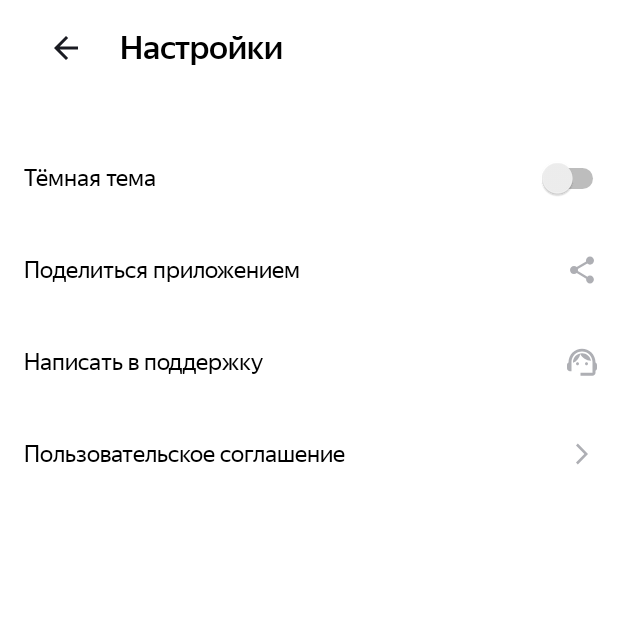
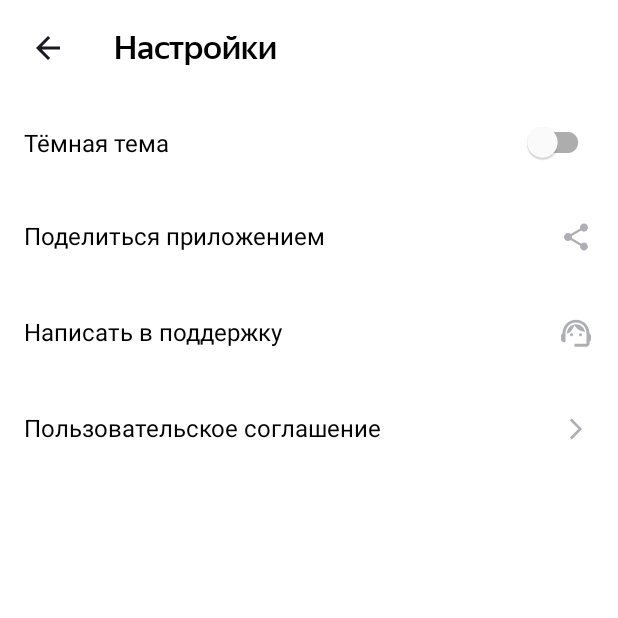
Before and after one commit to arrsamarina/Playlist_Maker, an Android app: the SettingsActivity screen opened directly, with no data from a screen before it, on a phone screen of 412 x 824 dp, the top half of it. Run offline under Robolectric (Android 15) with nearby library versions, the phone set to English and light mode, and no system bars.

```diff
--- a/app/src/main/java/com/practicum/playlist_maker/MainActivity.kt
+++ b/app/src/main/java/com/practicum/playlist_maker/MainActivity.kt
@@ -4,6 +4,7 @@ import android.content.Intent
 import androidx.appcompat.app.AppCompatActivity
 import android.os.Bundle
 import android.widget.Button
+
 class MainActivity : AppCompatActivity() {
     override fun onCreate(savedInstanceState: Bundle?) {
         super.onCreate(savedInstanceState)
--- a/app/src/main/java/com/practicum/playlist_maker/SettingsActivity.kt
+++ b/app/src/main/java/com/practicum/playlist_maker/SettingsActivity.kt
@@ -1,46 +1,42 @@
 package com.practicum.playlist_maker
-
 import android.content.Intent
 import android.net.Uri
 import androidx.appcompat.app.AppCompatActivity
 import android.os.Bundle
-import android.util.Log
-import android.widget.Button
-import android.widget.ImageButton
-import android.widget.LinearLayout
-import android.widget.Switch
+import android.widget.Toast
+import com.google.android.material.textview.MaterialTextView
 
 class SettingsActivity : AppCompatActivity() {
-    private lateinit var switchTheme:Switch
 
     override fun onCreate(savedInstanceState: Bundle?) {
         super.onCreate(savedInstanceState)
         setContentView(R.layout.activity_settings)
 
-        val backButton = findViewById<ImageButton>(R.id.back)
-        backButton.setOnClickListener {
+        val toolbar = findViewById<androidx.appcompat.widget.Toolbar>(R.id.toolbarSettings)
+        toolbar.setNavigationOnClickListener {
             val backIntent = Intent(this, MainActivity::class.java)
             startActivity(backIntent)
         }
 
-        val buttonShare = findViewById<LinearLayout>(R.id.buttonShare)
+        val buttonShare = findViewById<MaterialTextView>(R.id.buttonShare)
         buttonShare.setOnClickListener {
             val message = getString(R.string.share_message)
-            val shareIntent = Intent(Intent.ACTION_SENDTO).apply{
+            val shareIntent = Intent(Intent.ACTION_SEND).apply {
                 type = "text/plain"
                 putExtra(Intent.EXTRA_TEXT, message)
             }
             startActivity(Intent.createChooser(shareIntent, getString(R.string.share_via)))
         }
 
-        val buttonSupport = findViewById<LinearLayout>(R.id.buttonSupport)
+        val buttonSupport = findViewById<MaterialTextView>(R.id.buttonSupport)
         buttonSupport.setOnClickListener {
-            val recipient = getString(R.string.email_recipient) // Замените на ваш адрес электронной почты
+            val recipient = getString(R.string.email_recipient)
             val subject =getString(R.string.message_to_developers)
             val body = getString(R.string.thank_to_developers)
 
             val emailIntent = Intent(Intent.ACTION_SENDTO).apply {
-                data = Uri.parse("mailto:$recipient")
+                data = Uri.parse("mailto:")
+                putExtra(Intent.EXTRA_EMAIL, arrayOf(recipient))
                 putExtra(Intent.EXTRA_SUBJECT, subject)
                 putExtra(Intent.EXTRA_TEXT, body)
             }
@@ -48,10 +44,11 @@ class SettingsActivity : AppCompatActivity() {
             if (emailIntent.resolveActivity(packageManager) != null) {
                 startActivity(emailIntent)
             } else {
-                Log.e(getString(R.string.activity_settings_name), getString(R.string.no_email_client_found))
+                Toast.makeText(this, getString(R.string.no_email_client_found), Toast.LENGTH_LONG).show()
             }
         }
-        val buttonTerms = findViewById<LinearLayout>(R.id.buttonTerms)
+
+        val buttonTerms = findViewById<MaterialTextView>(R.id.buttonTerms)
         buttonTerms.setOnClickListener {
             val termsUrl = getString(R.string.terms_url)
             val browserIntent = Intent(Intent.ACTION_VIEW, Uri.parse(termsUrl))
--- /dev/null
+++ b/app/src/main/res/drawable-night/ic_rounded_background.xml
@@ -0,0 +1,5 @@
+<?xml version="1.0" encoding="utf-8"?>
+<shape xmlns:android="http://schemas.android.com/apk/res/android">
+    <solid android:color="@color/white" />
+    <corners android:radius="16dp" />
+</shape>
--- /dev/null
+++ b/app/src/main/res/drawable-night/ic_search_background.xml
@@ -0,0 +1,5 @@
+<?xml version="1.0" encoding="utf-8"?>
+<shape xmlns:android="http://schemas.android.com/apk/res/android">
+    <solid android:color="@color/white"/>
+    <corners android:radius="8dp" />
+</shape>
--- /dev/null
+++ b/app/src/main/res/drawable/cursor_drawable.xml
@@ -0,0 +1,5 @@
+<?xml version="1.0" encoding="utf-8"?>
+<shape xmlns:android="http://schemas.android.com/apk/res/android">
+    <size android:width="2dp"/>
+    <solid android:color="@color/blue"/>
+</shape>
--- /dev/null
+++ b/app/src/main/res/drawable/ic_rounded_background.xml
@@ -0,0 +1,5 @@
+<?xml version="1.0" encoding="utf-8"?>
+<shape xmlns:android="http://schemas.android.com/apk/res/android">
+    <solid android:color="@color/grey" />
+    <corners android:radius="16dp" />
+</shape>
--- a/app/src/main/res/layout/activity_main.xml
+++ b/app/src/main/res/layout/activity_main.xml
@@ -9,7 +9,7 @@
     android:paddingTop="4dp">
 
     <androidx.appcompat.widget.Toolbar
-        style="@style/GeneralTitle">
+        style="@style/General">
         <TextView
             style="@style/GeneralTitleText"
             android:text="@string/app_name"
--- a/app/src/main/res/layout/activity_settings.xml
+++ b/app/src/main/res/layout/activity_settings.xml
@@ -8,83 +8,39 @@
     android:backgroundTint="?attr/colorSecondaryVariant"
     tools:context=".SettingsActivity">
     <androidx.appcompat.widget.Toolbar
-        style="@style/GeneralTitle"
+        android:id="@+id/toolbarSettings"
+        style="@style/General"
+        app:titleTextColor="?attr/colorOnPrimary"
         android:layout_margin="4dp"
-        android:layout_marginBottom="@dimen/margin"
-        >
-        <ImageButton
-            android:id="@+id/back"
-            android:layout_width="@dimen/big_image_button"
-            android:layout_height="@dimen/big_image_button"
-            android:backgroundTint="?attr/colorSecondaryVariant"
-            android:src="@drawable/ic_arrowback"
-            android:contentDescription="@string/back_description"
-            android:adjustViewBounds="true"
-            app:tint="?attr/colorPrimaryVariant"
-            />
-        <TextView
-            style="@style/GeneralTitleText"
-            android:text="@string/settings"
-            android:paddingStart="12dp"
-            android:textColor="?attr/colorOnPrimary"/>
+        app:title="@string/settings"
+        app:titleTextAppearance="@style/GeneralTitleText"
+        app:navigationIcon="@drawable/ic_arrowback" />
 
-    </androidx.appcompat.widget.Toolbar>
+    <com.google.android.material.switchmaterial.SwitchMaterial
+        android:layout_width="match_parent"
+        android:layout_height="wrap_content"
+        android:gravity="center_vertical"
+        android:paddingHorizontal="16dp"
+        android:paddingVertical="20dp"
+        android:text="@string/dark_theme"
+        android:textSize="16sp"
+        android:thumbTintMode="screen" />
 
-    <FrameLayout
-        style="@style/SettingsMenuLayout"
-        android:layout_marginTop="@dimen/margin"
-        android:paddingEnd="6dp"
-        android:paddingStart="@dimen/settings_start"
-        >
-        <Switch
-            android:text="@string/dark_theme"
-            android:id="@+id/themeSwitcher"
-            android:layout_width="match_parent"
-            android:layout_height="48dp"
-            android:layout_gravity="center"
-            android:textSize="@dimen/text_size"
-            tools:ignore="UseSwitchCompatOrMaterialXml"
-            android:fontFamily="@font/ys_display_regular"
-            />
-    </FrameLayout>
+    <com.google.android.material.textview.MaterialTextView
+        android:id="@+id/buttonShare"
+        style="@style/GeneralMaterialView"
+        android:drawableEnd="@drawable/ic_share"
+        android:text="@string/share_description"/>
 
-    <LinearLayout
-        style="@style/SettingsMenuLayout"
-        android:id="@+id/buttonShare">
-        <TextView
-            style="@style/SettingsMenuTextView"
-            android:text="@string/share_description"
-            />
-        <ImageView
-            style="@style/SettingsMenuImageView"
-            android:src="@drawable/ic_share" />
+    <com.google.android.material.textview.MaterialTextView
+        android:id="@+id/buttonSupport"
+        style="@style/GeneralMaterialView"
+        android:drawableEnd="@drawable/ic_helper"
+        android:text="@string/support_description"/>
 
-    </LinearLayout>
-
-    <LinearLayout
-        style="@style/SettingsMenuLayout"
-        android:id="@+id/buttonSupport">
-        <TextView
-            style="@style/SettingsMenuTextView"
-            android:text="@string/support_description"
-            />
-        <ImageView
-            style="@style/SettingsMenuImageView"
-            android:src="@drawable/ic_helper" />
-    </LinearLayout>
-    <LinearLayout
-        style="@style/SettingsMenuLayout"
-        android:id="@+id/buttonTerms">
-
-        <TextView
-            style="@style/SettingsMenuTextView"
-            android:text="@string/terms_of_use_description"
-            />
-
-        <ImageView
-            style="@style/SettingsMenuImageView"
-            android:src="@drawable/ic_forward" />
-    </LinearLayout>
-
-
+    <com.google.android.material.textview.MaterialTextView
+        android:id="@+id/buttonTerms"
+        style="@style/GeneralMaterialView"
+        android:drawableEnd="@drawable/ic_forward"
+        android:text="@string/terms_of_use_description"/>
 </LinearLayout>
--- a/app/src/main/res/values/styles.xml
+++ b/app/src/main/res/values/styles.xml
@@ -38,7 +38,7 @@
         <item name="android:layout_height">wrap_content</item>
         <item name="android:layout_gravity">center</item>
     </style>
-    <style name="GeneralTitle">
+    <style name="General">
         <item name="android:layout_width">match_parent</item>
         <item name="android:layout_height">wrap_content</item>
     </style>
@@ -48,6 +48,14 @@
         <item name="android:textSize">@dimen/main_menu_text_size</item>
         <item name="android:fontFamily">@font/ys_display_medium</item>
     </style>
+    <style name="GeneralMaterialView">
+        <item name="android:layout_width">match_parent</item>
+        <item name="android:layout_height">wrap_content</item>
+        <item name="android:paddingHorizontal">16dp</item>
+        <item name="android:paddingVertical">20dp</item>
+        <item name="android:textSize">16sp</item>
+        <item name="android:textColor">?attr/colorOnPrimary</item>
+    </style>
     <style name="RoundCorner">
         <item name="cornerRadius">@dimen/mini_button_corner_radius</item>
     </style>
```
Also changed, not shown: app/src/main/java/com/practicum/playlist_maker/SearchActivity.kt (+11 -15 lines), app/src/main/res/drawable/clear_button.xml (added, +13 -0 lines), app/src/main/res/layout/activity_search.xml (+28 -46 lines).
